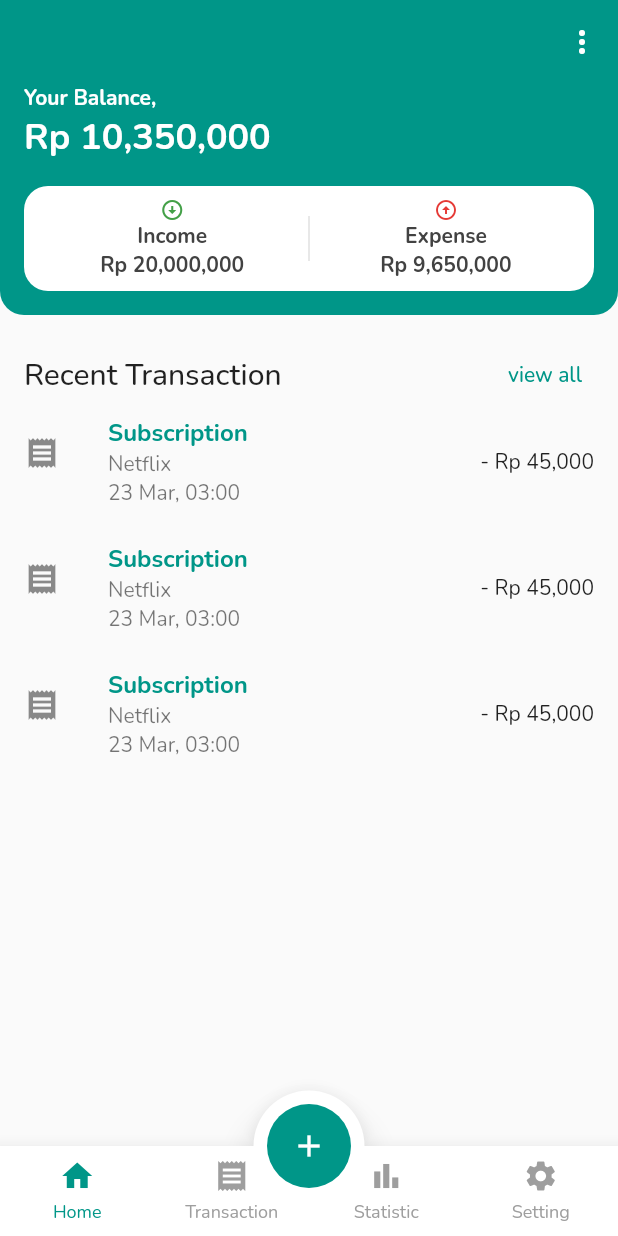
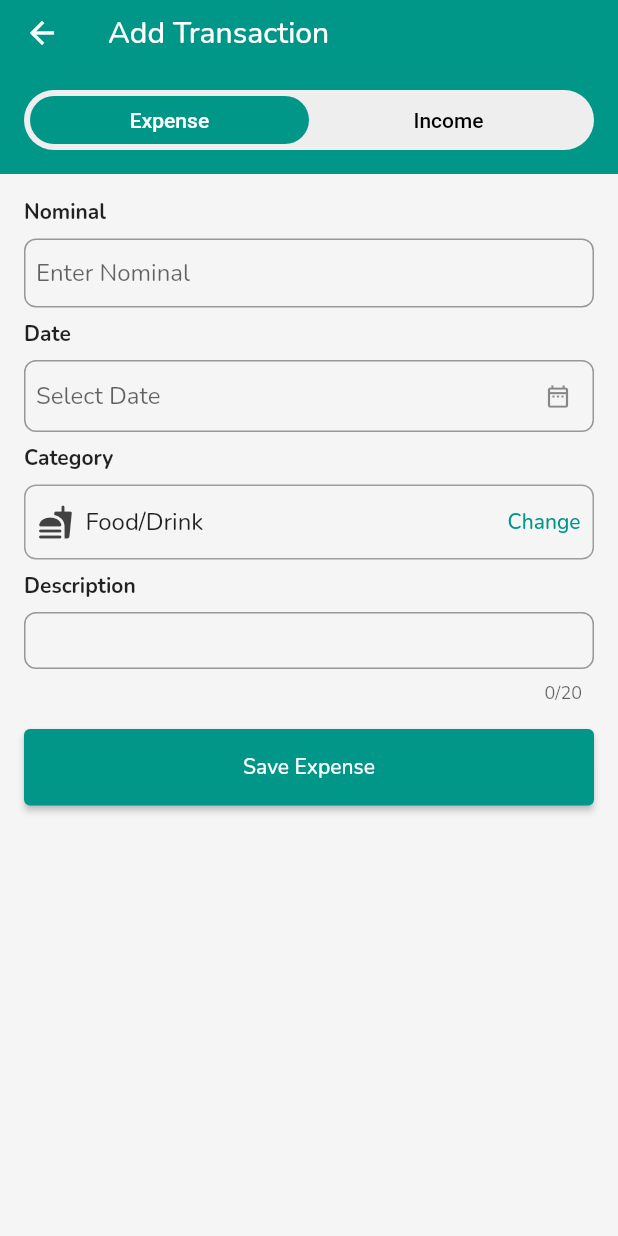
Before and after one commit to ardmgtm/bit_finance, a Flutter app: the screen it shows after launch, after a tap on the "add" icon, on a phone screen of 412 x 824 dp. Run offline on Flutter 3.47's test engine with Material 2 defaults, Android fonts, the phone set to English and light mode, and no system bars; our stand-ins replace currency_text_input_formatter, get, google_fonts.

Commit message:
create add transaction page ui

```diff
--- /dev/null
+++ b/lib/constants/category_data.dart
@@ -0,0 +1,89 @@
+import 'package:flutter/material.dart';
+
+import '../domain/entity/category/category.dart';
+
+List<Category> expenseCategories = [
+  Category(
+    name: 'Food/Drink',
+    color: Colors.red,
+    icon: const Icon(Icons.fastfood_rounded),
+  ),
+  Category(
+    name: 'Grocery',
+    color: Colors.orange,
+    icon: const Icon(Icons.shopping_bag_rounded),
+  ),
+  Category(
+    name: 'Shopping',
+    color: Colors.green,
+    icon: const Icon(Icons.shopping_cart_rounded),
+  ),
+  Category(
+    name: 'Bill',
+    color: Colors.teal,
+    icon: const Icon(Icons.receipt_rounded),
+  ),
+  Category(
+    name: 'Transport',
+    color: Colors.blue,
+    icon: const Icon(Icons.directions_subway_rounded),
+  ),
+  Category(
+    name: 'Family/Friend',
+    color: Colors.purple,
+    icon: const Icon(Icons.family_restroom_rounded),
+  ),
+  Category(
+    name: 'Education',
+    color: Colors.redAccent,
+    icon: const Icon(Icons.school_rounded),
+  ),
+  Category(
+    name: 'Health',
+    color: Colors.orangeAccent,
+    icon: const Icon(Icons.medication_rounded),
+  ),
+  Category(
+    name: 'Investment',
+    color: Colors.greenAccent,
+    icon: const Icon(Icons.savings_rounded),
+  ),
+  Category(
+    name: 'Vehicle',
+    color: Colors.tealAccent,
+    icon: const Icon(Icons.directions_car_rounded),
+  ),
+  Category(
+    name: 'Entertainment',
+    color: Colors.blueAccent,
+    icon: const Icon(Icons.sports_esports_rounded),
+  ),
+  Category(
+    name: 'Other',
+    color: Colors.purpleAccent,
+    icon: const Icon(Icons.apps_rounded),
+  ),
+];
+
+List<Category> incomeCategories = [
+  Category(
+    name: 'Salary',
+    color: Colors.red,
+    icon: const Icon(Icons.payments_rounded),
+  ),
+  Category(
+    name: 'Investment',
+    color: Colors.green,
+    icon: const Icon(Icons.savings_rounded),
+  ),
+  Category(
+    name: 'Bonus',
+    color: Colors.blue,
+    icon: const Icon(Icons.paid_rounded),
+  ),
+  Category(
+    name: 'Other',
+    color: Colors.purple,
+    icon: const Icon(Icons.apps_rounded),
+  ),
+];
--- a/lib/constants/routes.dart
+++ b/lib/constants/routes.dart
@@ -1,13 +1,16 @@
+import 'package:bit_finance/presentation/page/add_transaction_page.dart';
 import 'package:get/get.dart';
 
 import '../presentation/page/home_page.dart';
 
 class BitFinanceRoutes {
   static const home = '/';
+  static const addTransaction = '/add-transaction';
 
   static List<GetPage<dynamic>> pages() {
     return [
       GetPage(name: home, page: () => const HomePage()),
+      GetPage(name: addTransaction, page: () => const AddTransactionPage()),
     ];
   }
 }
--- /dev/null
+++ b/lib/domain/entity/category/category.dart
@@ -0,0 +1,13 @@
+import 'package:flutter/material.dart';
+
+class Category {
+  final String name;
+  final Color color;
+  final Icon icon;
+
+  Category({
+    required this.name,
+    required this.color,
+    required this.icon,
+  });
+}
--- /dev/null
+++ b/lib/presentation/page/add_transaction_page.dart
@@ -0,0 +1,68 @@
+import 'package:flutter/material.dart';
+
+import 'screen/add_expense_screen.dart';
+import 'screen/add_income_screen.dart';
+
+class AddTransactionPage extends StatelessWidget {
+  const AddTransactionPage({Key? key}) : super(key: key);
+
+  @override
+  Widget build(BuildContext context) {
+    return DefaultTabController(
+      initialIndex: 0,
+      length: 2,
+      child: GestureDetector(
+        onTap: () => FocusManager.instance.primaryFocus?.unfocus(),
+        child: Scaffold(
+          appBar: AppBar(
+            title: const Text('Add Transaction'),
+            elevation: 0,
+            bottom: PreferredSize(
+              preferredSize: const Size(200.0, 60.0),
+              child: Container(
+                color: Theme.of(context).colorScheme.primary,
+                child: Padding(
+                  padding: const EdgeInsets.all(16.0),
+                  child: Container(
+                    height: 40,
+                    decoration: BoxDecoration(
+                      color: Theme.of(context).backgroundColor,
+                      borderRadius: BorderRadius.circular(32.0),
+                    ),
+                    child: Padding(
+                      padding: const EdgeInsets.all(4.0),
+                      child: TabBar(
+                        indicator: BoxDecoration(
+                          borderRadius: BorderRadius.circular(
+                            25.0,
+                          ),
+                          color: Theme.of(context).colorScheme.secondary,
+                        ),
+                        indicatorColor: Colors.white,
+                        indicatorWeight: 0,
+                        labelColor: Colors.white,
+                        unselectedLabelColor: Colors.black,
+                        tabs: const [
+                          Tab(text: 'Expense'),
+                          Tab(text: 'Income'),
+                        ],
+                      ),
+                    ),
+                  ),
+                ),
+              ),
+            ),
+          ),
+          backgroundColor: Colors.grey[100],
+          body: const TabBarView(
+            physics: NeverScrollableScrollPhysics(),
+            children: [
+              AddExpenseScreen(),
+              AddIncomeScreen(),
+            ],
+          ),
+        ),
+      ),
+    );
+  }
+}
--- a/lib/presentation/page/home_page.dart
+++ b/lib/presentation/page/home_page.dart
@@ -1,5 +1,7 @@
+import 'package:bit_finance/constants/routes.dart';
 import 'package:flutter/material.dart';
 import 'package:flutter/services.dart';
+import 'package:get/get.dart';
 
 import '../widget/widget.dart';
 
@@ -166,7 +168,9 @@ class HomePage extends StatelessWidget {
         ],
       ),
       floatingActionButton: FloatingActionButton(
-        onPressed: () {},
+        onPressed: () {
+          Get.toNamed(BitFinanceRoutes.addTransaction);
+        },
         elevation: 0,
         child: const Icon(Icons.add),
       ),
--- /dev/null
+++ b/lib/presentation/page/screen/add_expense_screen.dart
@@ -0,0 +1,99 @@
+import 'package:bit_finance/presentation/widget/widget.dart';
+import 'package:currency_text_input_formatter/currency_text_input_formatter.dart';
+import 'package:flutter/material.dart';
+
+import '../../../constants/category_data.dart';
+
+class AddExpenseScreen extends StatelessWidget {
+  const AddExpenseScreen({Key? key}) : super(key: key);
+
+  @override
+  Widget build(BuildContext context) {
+    TextEditingController _nominalInput = TextEditingController();
+    TextEditingController _dateInput = TextEditingController();
+    TextEditingController _descriptionInput = TextEditingController();
+
+    CategorySelectController _categorySelect = CategorySelectController();
+    CurrencyTextInputFormatter _formatter = CurrencyTextInputFormatter(
+      locale: 'id',
+      symbol: 'Rp ',
+      decimalDigits: 0,
+    );
+
+    return Padding(
+      padding: const EdgeInsets.all(16),
+      child: ListView(
+        children: [
+          const Text(
+            'Nominal',
+            style: TextStyle(fontWeight: FontWeight.bold, fontSize: 14),
+          ),
+          const SizedBox(height: 8),
+          TextFormField(
+            controller: _nominalInput,
+            keyboardType: TextInputType.number,
+            inputFormatters: [_formatter],
+            decoration: InputDecoration(
+                hintText: 'Enter Nominal',
+                isDense: true,
+                contentPadding:
+                    const EdgeInsets.symmetric(horizontal: 8.0, vertical: 12.0),
+                border: OutlineInputBorder(
+                  borderRadius: BorderRadius.circular(8.0),
+                )),
+          ),
+          const SizedBox(height: 8),
+          const Text(
+            'Date',
+            style: TextStyle(
+              fontWeight: FontWeight.bold,
+              fontSize: 14,
+            ),
+          ),
+          const SizedBox(height: 8),
+          DateSelector(controller: _dateInput),
+          const SizedBox(height: 8),
+          const Text(
+            'Category',
+            style: TextStyle(fontWeight: FontWeight.bold, fontSize: 14),
+          ),
+          const SizedBox(height: 8),
+          CategorySelector(
+            categoryList: expenseCategories,
+            controller: _categorySelect,
+          ),
+          const SizedBox(height: 8),
+          const Text(
+            'Description',
+            style: TextStyle(fontWeight: FontWeight.bold, fontSize: 14),
+          ),
+          const SizedBox(height: 8),
+          TextFormField(
+            controller: _descriptionInput,
+            style: const TextStyle(fontSize: 16),
+            maxLength: 20,
+            decoration: InputDecoration(
+              isDense: true,
+              contentPadding:
+                  const EdgeInsets.symmetric(horizontal: 8.0, vertical: 8.0),
+              border: OutlineInputBorder(
+                borderRadius: BorderRadius.circular(8.0),
+              ),
+            ),
+          ),
+          const SizedBox(height: 16.00),
+          ElevatedButton(
+            onPressed: () async {
+              debugPrint(_categorySelect.category!.name);
+              debugPrint(_formatter.getUnformattedValue().toString());
+            },
+            child: const Padding(
+              padding: EdgeInsets.all(16.0),
+              child: Text('Save Expense'),
+            ),
+          )
+        ],
+      ),
+    );
+  }
+}
--- /dev/null
+++ b/lib/presentation/widget/category_selector.dart
@@ -0,0 +1,121 @@
+import 'package:flutter/material.dart';
+
+import '../../domain/entity/category/category.dart';
+
+class CategorySelector extends StatefulWidget {
+  final CategorySelectController? controller;
+  final List<Category> categoryList;
+
+  const CategorySelector({
+    Key? key,
+    this.controller,
+    required this.categoryList,
+  }) : super(key: key);
+
+  @override
+  _CategorySelectorState createState() => _CategorySelectorState();
+}
+
+class _CategorySelectorState extends State<CategorySelector> {
+  Category? _selectedCategory;
+
+  @override
+  void initState() {
+    _selectedCategory = widget.categoryList[0];
+    if (widget.controller != null) {
+      widget.controller!.category = _selectedCategory;
+    }
+    super.initState();
+  }
+
+  @override
+  Widget build(BuildContext context) {
+    return Container(
+      decoration: BoxDecoration(
+        borderRadius: BorderRadius.circular(8.0),
+        border: Border.all(
+          color: Colors.grey,
+          width: 1.0,
+        ),
+      ),
+      child: Row(
+        children: [
+          Padding(
+            padding: const EdgeInsets.all(8.0),
+            child: IconTheme(
+              child: _selectedCategory!.icon,
+              data: IconThemeData(color: Colors.grey[800]),
+            ),
+          ),
+          Text(_selectedCategory!.name, style: const TextStyle(fontSize: 16)),
+          Expanded(child: Container()),
+          TextButton(
+            onPressed: () {
+              FocusManager.instance.primaryFocus?.unfocus();
+              showModalBottomSheet(
+                context: context,
+                builder: (context) {
+                  return Column(
+                    children: [
+                      Row(
+                        mainAxisAlignment: MainAxisAlignment.spaceBetween,
+                        children: [
+                          Padding(
+                            padding: const EdgeInsets.all(16.0),
+                            child: Text(
+                              'Select Category',
+                              style: Theme.of(context).textTheme.headline6,
+                            ),
+                          ),
+                          IconButton(
+                            onPressed: () {
+                              Navigator.of(context).pop();
+                            },
+                            icon: const Icon(Icons.close),
+                          ),
+                        ],
+                      ),
+                      const Divider(),
+                      Expanded(
+                        child: ListView(
+                          children: widget.categoryList.map(
+                            (category) {
+                              return ListTile(
+                                onTap: () {
+                                  setState(() {
+                                    _selectedCategory = category;
+                                    if (widget.controller != null) {
+                                      var index =
+                                          widget.categoryList.indexOf(category);
+                                      widget.controller!.category = category;
+                                      widget.controller!.index = index;
+                                    }
+                                  });
+                                  Navigator.pop(context);
+                                },
+                                leading: category.icon,
+                                title: Text(category.name),
+                              );
+                            },
+                          ).toList(),
+                        ),
+                      ),
+                    ],
+                  );
+                },
+              );
+            },
+            child: const Text("Change"),
+          ),
+        ],
+      ),
+    );
+  }
+}
+
+class CategorySelectController {
+  Category? category;
+  int? index;
+
+  CategorySelectController({this.category, this.index});
+}
--- a/lib/presentation/widget/custom_bottom_nav_bar.dart
+++ b/lib/presentation/widget/custom_bottom_nav_bar.dart
@@ -26,6 +26,8 @@ class _CustomBottomNavBarState extends State<CustomBottomNavBar> {
       NavBarItem(Icon(Icons.settings), 'Setting'),
     ];
 
+    int _centerVal = items.length ~/ 2;
+
     List<Widget> _itemsWidget = items
         .asMap()
         .map(
@@ -39,6 +41,9 @@ class _CustomBottomNavBarState extends State<CustomBottomNavBar> {
                 setState(() {
                   _selectedIndex = index;
                 });
+                if (widget.onItemMenuSelected != null) {
+                  widget.onItemMenuSelected!(index);
+                }
               },
             ),
           ),
@@ -46,12 +51,22 @@ class _CustomBottomNavBarState extends State<CustomBottomNavBar> {
         .values
         .toList();
 
+    Widget _empty = Flexible(
+      flex: 1,
+      fit: FlexFit.tight,
+      child: Container(height: 0),
+    );
+
     return BottomAppBar(
       elevation: 10,
       child: Row(
         mainAxisSize: MainAxisSize.max,
         mainAxisAlignment: MainAxisAlignment.spaceAround,
-        children: _itemsWidget,
+        children: [
+          ..._itemsWidget.sublist(0, _centerVal),
+          _empty,
+          ..._itemsWidget.sublist(_centerVal),
+        ],
       ),
       notchMargin: 8.0,
       shape: MyShape(),
--- /dev/null
+++ b/lib/presentation/widget/date_selector.dart
@@ -0,0 +1,53 @@
+import 'package:flutter/material.dart';
+import 'package:intl/intl.dart';
+
+class DateSelector extends StatefulWidget {
+  final TextEditingController controller;
+
+  const DateSelector({
+    Key? key,
+    required this.controller,
+  }) : super(key: key);
+
+  @override
+  _DateSelectorState createState() => _DateSelectorState();
+}
+
+class _DateSelectorState extends State<DateSelector> {
+  @override
+  Widget build(BuildContext context) {
+    return TextFormField(
+      controller: widget.controller,
+      readOnly: true,
+      style: const TextStyle(fontSize: 16),
+      decoration: InputDecoration(
+        hintText: 'Select Date',
+        isDense: true,
+        contentPadding:
+            const EdgeInsets.symmetric(horizontal: 8.0, vertical: 8.0),
+        border: OutlineInputBorder(
+          borderRadius: BorderRadius.circular(8.0),
+        ),
+        suffixIcon: const Icon(Icons.date_range_outlined),
+      ),
+      onTap: () async {
+        DateTime? pickedDate = await showDatePicker(
+          context: context,
+          initialDate: DateTime.now(),
+          firstDate: DateTime(2000),
+          lastDate: DateTime(2101),
+        );
+
+        if (pickedDate != null) {
+          String formattedDate = DateFormat('dd MMMM yyyy').format(pickedDate);
+
+          setState(() {
+            widget.controller.text = formattedDate;
+          });
+        } else {
+          debugPrint("Date is not selected");
+        }
+      },
+    );
+  }
+}
--- a/lib/presentation/widget/widget.dart
+++ b/lib/presentation/widget/widget.dart
@@ -1 +1,3 @@
 export 'custom_bottom_nav_bar.dart';
+export 'category_selector.dart';
+export 'date_selector.dart';
--- a/pubspec.yaml
+++ b/pubspec.yaml
@@ -28,10 +28,12 @@ environment:
 # versions available, run `flutter pub outdated`.
 dependencies:
   cupertino_icons: ^1.0.2
+  currency_text_input_formatter: ^2.1.5
   flutter:
     sdk: flutter
   get: ^4.6.1
   google_fonts: ^2.3.1
+  intl: ^0.17.0
 
 dev_dependencies:
   flutter_lints: ^1.0.0
```
Also changed, not shown: lib/presentation/page/screen/add_income_screen.dart (added, +99 -0 lines), pubspec.lock.
